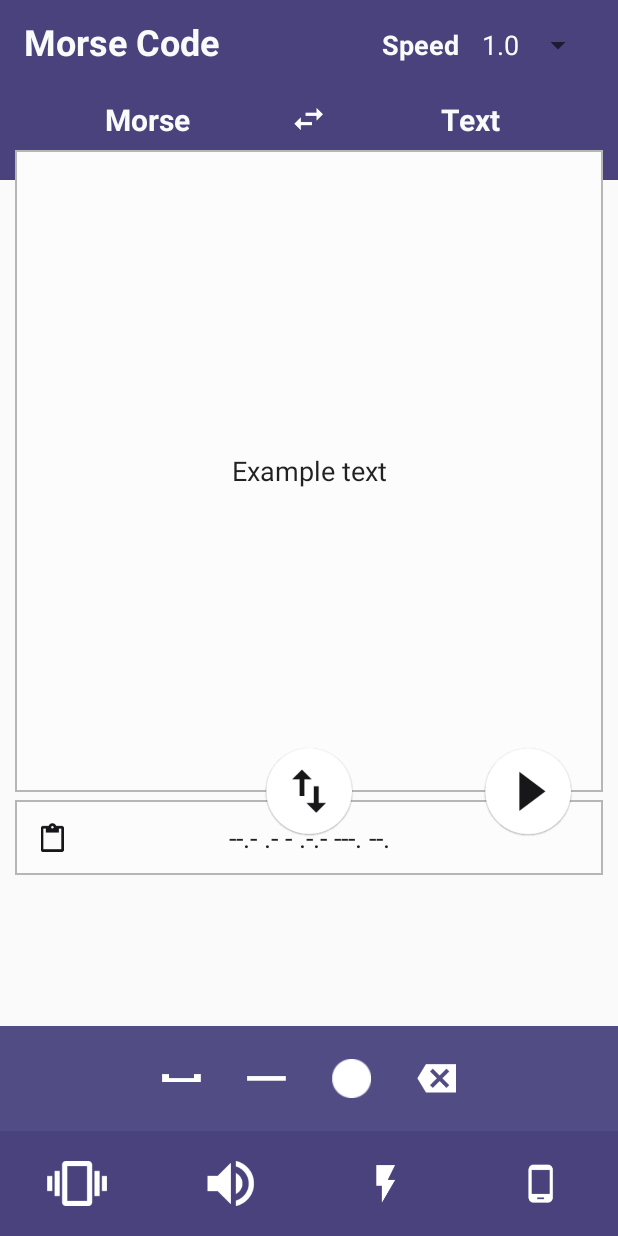
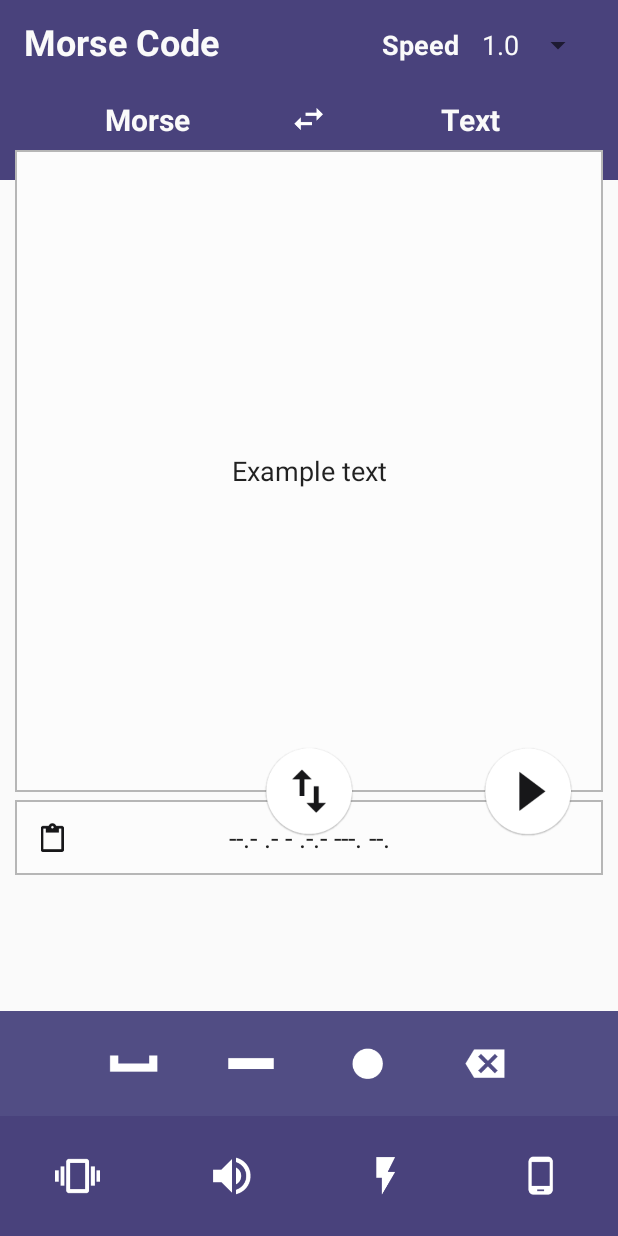
Before and after one commit to Hoymm/MorseCodeConverter, an Android app: the screen it shows after launch (MainActivity), on a phone screen of 412 x 824 dp. Run offline under Robolectric (Android 15) with nearby library versions, the phone set to English and light mode, and no system bars; plain views replace PercentRelativeLayout; 1 statement that could not run was skipped.

Commit message:
Fix buttons icon sizes

```diff
--- a/app/src/main/java/com/hoymm/root/morsecodeconverter/MiddleTextBoxesResizingAnimation.java
+++ b/app/src/main/java/com/hoymm/root/morsecodeconverter/MiddleTextBoxesResizingAnimation.java
@@ -13,7 +13,7 @@ import android.widget.RelativeLayout;
  */
 
 public class MiddleTextBoxesResizingAnimation {
-    private static final int animationTime = 800;
+    private static final int animationTime = 1800;
 
     private Context myContext;
     private RelativeLayout box;
@@ -30,13 +30,13 @@ public class MiddleTextBoxesResizingAnimation {
     }
 
     private void initializeAnimations(){
-        smallToBigAnimationInit();
+        smallToBigAnimationInit(params.height, params.height+300);
         bigToSmallAnimInitialize();
     }
 
-    private void smallToBigAnimationInit() {
+    private void resizeAnimation(int fromHeight, int toHeight) {
         final RelativeLayout.LayoutParams params = (RelativeLayout.LayoutParams) box.getLayoutParams();
-        animateToBig = ValueAnimator.ofFloat(params.height, params.height+300);
+        animateToBig = ValueAnimator.ofFloat(fromHeight, toHeight);
         animateToBig.setDuration(animationTime);
         animateToBig.setInterpolator(new AccelerateDecelerateInterpolator());
         animateToBig.addUpdateListener(new ValueAnimator.AnimatorUpdateListener() {
@@ -47,6 +47,7 @@ public class MiddleTextBoxesResizingAnimation {
                 box.setLayoutParams(params);
             }
         });
+        animateToBig.start();
     }
 
     private void bigToSmallAnimInitialize() {
@@ -59,28 +60,19 @@ public class MiddleTextBoxesResizingAnimation {
     }
 
     private int calculateDPHeightOfRestAppElements() {
-        int overallHeight = 0;
+        int height = 0;
+        LinearLayout topSpinnerBar = (LinearLayout) getActivity().findViewById(R.id.headerId);
+        height += topSpinnerBar.getLayoutParams().height;
 
-        LinearLayout topSpinnerBar;
-        topSpinnerBar = (LinearLayout) getActivity().findViewById(R.id.headerId);
-        overallHeight += topSpinnerBar.getLayoutParams().height;
+        LinearLayout swappingTranslatingModePanel = (LinearLayout) getActivity().findViewById(R.id.swappingPanelId);
+        height += swappingTranslatingModePanel.getLayoutParams().height;
 
-        LinearLayout swappingTranslatingModePanel;
-        swappingTranslatingModePanel = (LinearLayout) getActivity().findViewById(R.id.swappingPanelId);
-        overallHeight += swappingTranslatingModePanel.getLayoutParams().height;
+        LinearLayout footerWithButtons = (LinearLayout) getActivity().findViewById(R.id.applicationFooterId);
+        height += footerWithButtons.getLayoutParams().height;
 
-        LinearLayout footerWithButtons;
-        footerWithButtons = (LinearLayout) getActivity().findViewById(R.id.applicationFooterId);
-        overallHeight += footerWithButtons.getLayoutParams().height;
-
-
-        // TODO initialize it.
-        /*RelativeLayout morseCodingPanel
-        morseCodingPanel = (RelativeLayout) getActivity().findViewById(R.id.headerId);
-        overallHeight += morseCodingPanel.getHeight();
-        */
-        Log.e("Overal HEIGHT", " amounts " + overallHeight + " !!!!!!!!!!!!!!!!!!!!!!!!");
-        return overallHeight;
+        LinearLayout morseKeyboard = (LinearLayout) getActivity().findViewById(R.id.morseKeyboardId);
+        height += morseKeyboard.getLayoutParams().height;
+        return height;
     }
 
     private Activity getActivity(){
--- a/app/src/main/res/layout/activity_main.xml
+++ b/app/src/main/res/layout/activity_main.xml
@@ -39,7 +39,7 @@
     <include
         layout="@layout/footer"
         android:layout_width="match_parent"
-        android:layout_height="70dp"
+        android:layout_height="80dp"
         android:layout_alignParentBottom="true"
         android:id="@+id/applicationFooterId"
         />
--- a/app/src/main/res/layout/footer.xml
+++ b/app/src/main/res/layout/footer.xml
@@ -9,7 +9,7 @@
     <ImageButton
         style="@style/footerImageButtons"
         android:id="@+id/vibration_button_id"
-        android:src="@drawable/vibration_icon_on"
+        android:src="@drawable/vib_on"
         />
     <ImageButton
         style="@style/footerImageButtons"
@@ -19,7 +19,7 @@
     <ImageButton
         style="@style/footerImageButtons"
         android:id="@+id/flashlight_button_id"
-        android:src="@drawable/flashlight_on"
+        android:src="@drawable/flash_on"
         />
     <ImageButton
         style="@style/footerImageButtons"
--- a/app/src/main/res/layout/morse_keyboard.xml
+++ b/app/src/main/res/layout/morse_keyboard.xml
@@ -5,11 +5,12 @@
     android:layout_height="match_parent"
     android:gravity="center"
     android:background="@color/morseKeyboardBackground"
+    android:weightSum="1"
     >
     <ImageButton
         style="@style/morseKeyboardButtons"
         android:id="@+id/space_button_id"
-        android:src="@drawable/space"
+        android:src="@drawable/spacebar"
         />
     <ImageButton
         style="@style/morseKeyboardButtons"
--- a/app/src/main/res/values/styles.xml
+++ b/app/src/main/res/values/styles.xml
@@ -15,7 +15,7 @@
     </style>
 
     <style name="footerImageButtons">
-        <item name="android:layout_width">30dp</item>
+        <item name="android:layout_width">0dp</item>
         <item name="android:layout_height">30dp</item>
         <item name="android:layout_weight">0.25</item>
         <item name="android:background">@color/applicationTheme</item>
@@ -23,12 +23,10 @@
     </style>
 
     <style name="morseKeyboardButtons">
-        <item name="android:layout_width">26dp</item>
+        <item name="android:layout_width">0dp</item>
         <item name="android:layout_height">match_parent</item>
-        <item name="android:layout_marginRight">15dp</item>
-        <item name="android:layout_marginEnd">15dp</item>
-        <item name="android:layout_marginLeft">15dp</item>
-        <item name="android:layout_marginStart">15dp</item>
+        <item name="android:layout_weight">0.19</item>
+        <item name="android:padding">18dp</item>
         <item name="android:background">@color/morseKeyboardBackground</item>
         <item name="android:scaleType">centerInside</item>
     </style>
```
Also changed, not shown: app/src/main/res/drawable/backspace.png, app/src/main/res/drawable/dot.png, app/src/main/res/drawable/flash_off.png (renamed from app/src/main/res/drawable/flashlight_off.png), app/src/main/res/drawable/flash_on.png (renamed from app/src/main/res/drawable/flashlight_on.png), app/src/main/res/drawable/line.png, app/src/main/res/drawable/sound_off.png, app/src/main/res/drawable/sound_on.png, app/src/main/res/drawable/space.png (deleted), app/src/main/res/drawable/spacebar.png (added), app/src/main/res/drawable/vib_off.png (added), app/src/main/res/drawable/vib_on.png (added), app/src/main/res/drawable/vibration_icon_off.png (deleted), app/src/main/res/drawable/vibration_icon_on.png (deleted).
